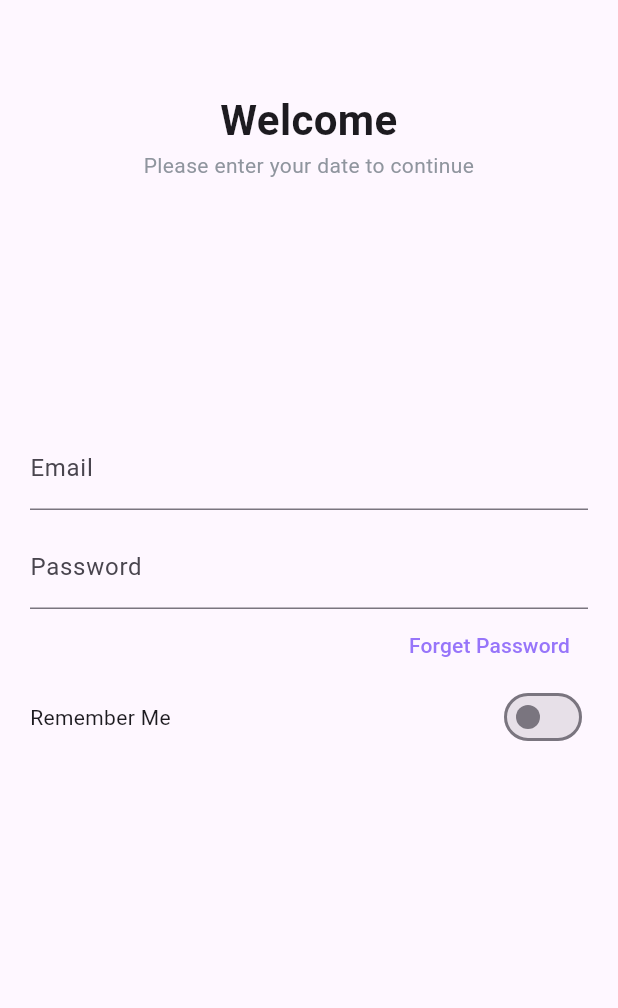
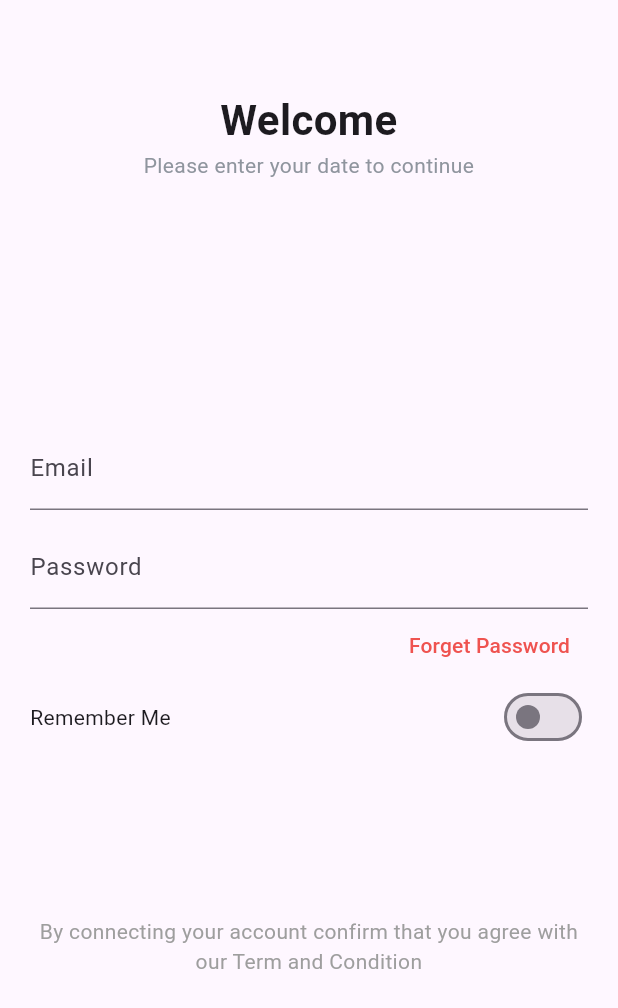
Before and after one commit to fahimmehemmod2005/fahim-try-Ecommerce, a Flutter app: the screen it shows after launch, on a phone screen of 412 x 824 dp. Shown: the top 1008 px of the screen. Run offline on Flutter 3.47's test engine with Material 3 defaults, Android fonts, the phone set to English and light mode, and no system bars; our stand-ins replace flutter_svg, get.

Commit message:
Update login_screen.dart

```diff
--- a/lib/view/pages/login/login_screen.dart
+++ b/lib/view/pages/login/login_screen.dart
@@ -65,7 +65,7 @@ class _LoginScreenState extends State<LoginScreen> {
                           child: Text(
                             "Forget Password",
                             style: TextStyle(
-                              color: CustomColors.primaryColor,
+                              color: Colors.red[400],
                             ),
                           )),
                     ),
@@ -79,6 +79,14 @@ class _LoginScreenState extends State<LoginScreen> {
                         ),
                       ],
                     ),
+                    SizedBox(height: 109,),
+                    Text("By connecting your account confirm that you agree with our Term and Condition",
+                      textAlign: TextAlign.center,
+                      style: TextStyle(
+                        color: Colors.grey
+                      ),
+                    ),
+                    SizedBox(height: 25,),
                   ],
                 ),
               ),
```
